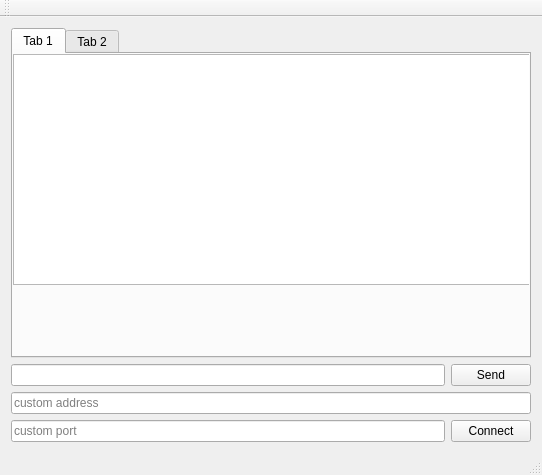
The window that mainwindow.ui (benhunterco/cs457Client) describes before a commit, drawn with Qt 5.
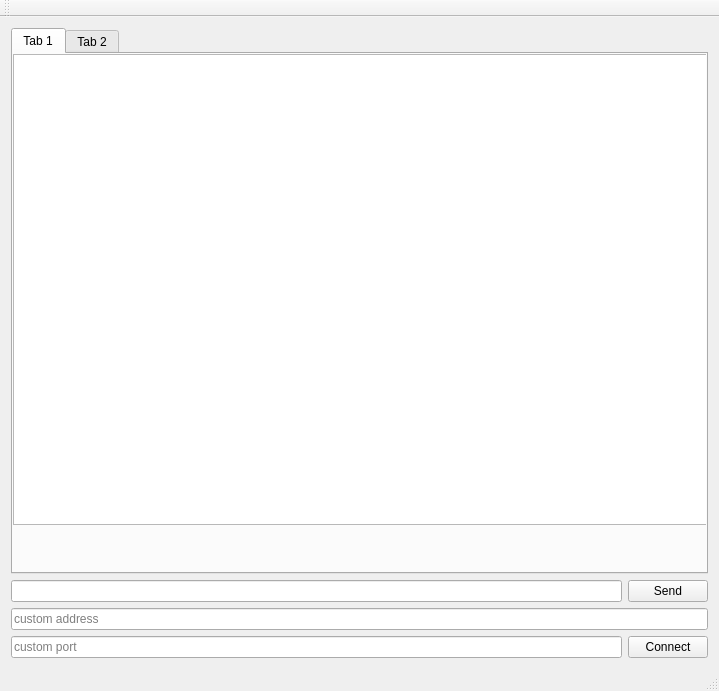
The same window after the commit.

Commit message: adjusts window size

```diff
--- a/mainwindow.ui
+++ b/mainwindow.ui
@@ -6,8 +6,8 @@
    <rect>
     <x>0</x>
     <y>0</y>
-    <width>542</width>
-    <height>475</height>
+    <width>719</width>
+    <height>691</height>
    </rect>
   </property>
   <property name="windowTitle">
@@ -37,8 +37,8 @@
            <rect>
             <x>0</x>
             <y>0</y>
-            <width>531</width>
-            <height>231</height>
+            <width>701</width>
+            <height>471</height>
            </rect>
           </property>
          </widget>
```
Left out of the diff: 2 changed lines with no effect on the pictures. The commit also changes 4 other files.
